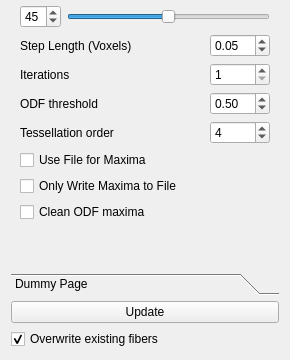
The window that branches/myusufoglu/plugins/stable/HARDIFiberTracking/HARDIFiberTracking.ui (BackupTheBerlios/viste-tool-svn) describes before a commit, drawn with Qt 5; both pictures show x 0 to 290 and y 521 to 881 of the 290 by 881 pixel window.
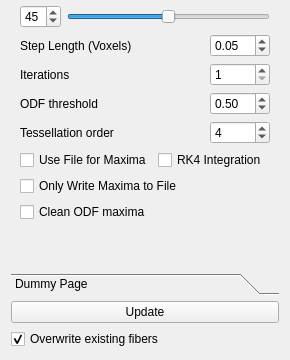
The same window after the commit.

The edit to the form file:
```diff
--- a/branches/myusufoglu/plugins/stable/HARDIFiberTracking/HARDIFiberTracking.ui
+++ b/branches/myusufoglu/plugins/stable/HARDIFiberTracking/HARDIFiberTracking.ui
@@ -453,6 +453,13 @@
            </property>
           </widget>
          </item>
+         <item>
+          <widget class="QCheckBox" name="useRungeKuttaCBox">
+           <property name="text">
+            <string>RK4 Integration</string>
+           </property>
+          </widget>
+         </item>
         </layout>
        </item>
        <item>
```
Left out of the diff: 4 changed lines with no effect on the pictures.
